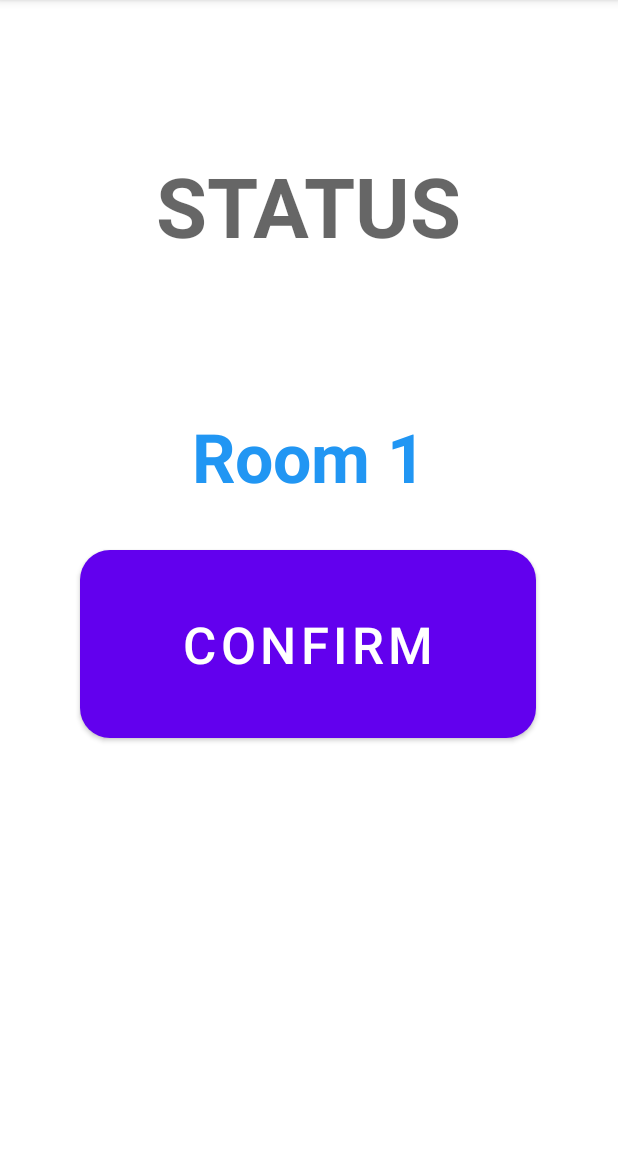
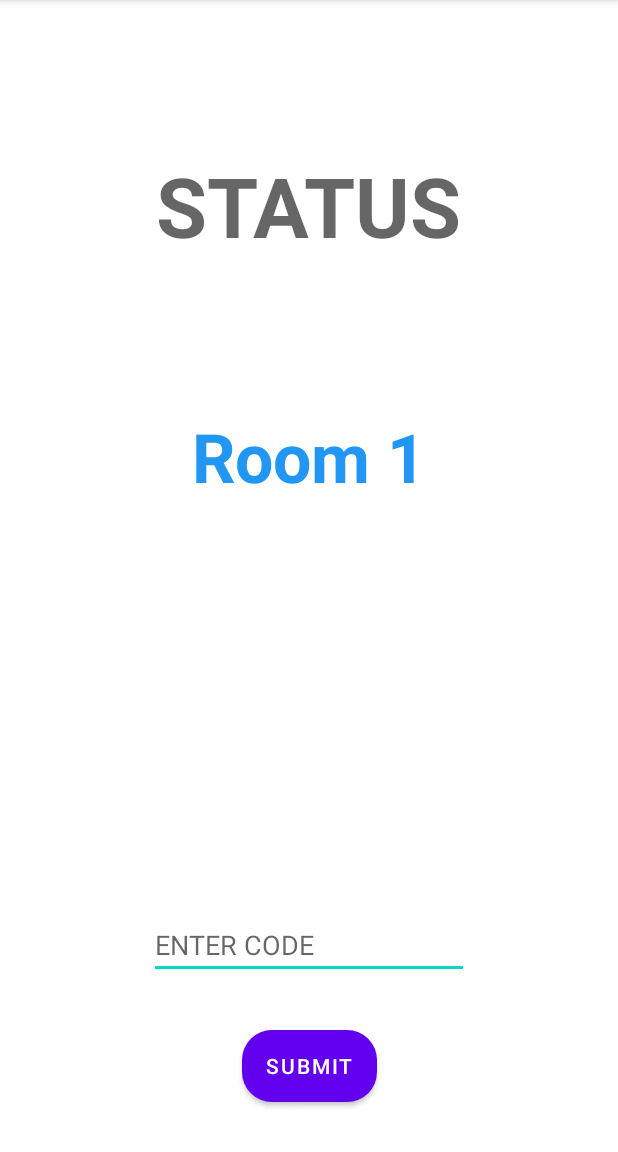
Before and after one commit to shin62mahilum/BISU_Button, an Android app: the screen it shows after launch (MainActivity), on a phone screen of 412 x 824 dp, the part 84-1236 px from its top. Run offline under Robolectric (Android 15) with nearby library versions, the phone set to English and light mode, and no system bars; our stand-ins replace Firebase (no records; nobody signed in at launch, a user with empty details on screens opened directly).

```diff
--- a/app/src/main/java/com/example/bisu_button/MainActivity.java
+++ b/app/src/main/java/com/example/bisu_button/MainActivity.java
@@ -7,38 +7,102 @@ import androidx.appcompat.app.AppCompatActivity;
 
 import android.graphics.Color;
 import android.os.Bundle;
+import android.os.CountDownTimer;
 import android.util.Log;
 import android.view.View;
-import android.widget.ArrayAdapter;
 import android.widget.Button;
-import android.widget.Spinner;
+import android.widget.EditText;
 import android.widget.TextView;
+import android.widget.Toast;
 
-import com.example.bisu_button.R;
 import com.google.firebase.database.DataSnapshot;
 import com.google.firebase.database.DatabaseError;
 import com.google.firebase.database.DatabaseReference;
 import com.google.firebase.database.FirebaseDatabase;
 import com.google.firebase.database.ValueEventListener;
 
+import java.util.Calendar;
+
 public class MainActivity extends AppCompatActivity {
 
     private Button btnConfirm;
+    private Button btnSubmitCode;
     private TextView textViewAvailability;
+    private TextView countdownTextView;
+    private CountDownTimer countDownTimer;
+    private EditText editTextReserveCode;
+    private String codeReserve = "No Data";
 
     @Override
     protected void onCreate(Bundle savedInstanceState) {
         super.onCreate(savedInstanceState);
         setContentView(R.layout.activity_main);
 
+        btnConfirm = findViewById(R.id.btnConfirm);
+        btnConfirm.setVisibility(View.INVISIBLE);
 
-        btnConfirm = findViewById(R.id.btnConfirm);
+
+        // Get a reference to the node you want to check
+        DatabaseReference nodeRef = FirebaseDatabase.getInstance().getReference().child("Room").child("Room1");
+        nodeRef.addListenerForSingleValueEvent(new ValueEventListener() {
+            @Override
+            public void onDataChange(DataSnapshot dataSnapshot) {
+                if (dataSnapshot.child("Reserve").exists()) {
+                    Log.d(TAG, "Node exists!");
+                    // Do something if the node exists
+
+                } else {
+                    // Do something if the node doesn't exist
+                    Log.d(TAG, "Node does not exist!");
+                }
+            }
+            @Override
+            public void onCancelled(DatabaseError databaseError) {
+                // Handle any errors that may occur
+                Log.e(TAG, "Error checking if node exists: " + databaseError.getMessage());
+            }
+        });
+
+        //Button that compares the code and the one on the database
+        Button btnSubmitCode = findViewById(R.id.btnSubmitCode);
+        EditText editTextReserveCode = findViewById(R.id.editTextReserveCode);
+
+        btnSubmitCode.setOnClickListener(new View.OnClickListener() {
+            @Override
+            public void onClick(View v) {
+                String reserveCode = editTextReserveCode.getText().toString().trim();
+                fetchData(new OnDataFetchedListener() {
+                    @Override
+                    public void onDataFetched(String data) {
+                        if (reserveCode.equals(data)) {
+                            // code and reserveCode match, do something
+                            Log.d(TAG, "Code is a match");
+                            btnConfirm.setVisibility(View.VISIBLE);
+                            Toast.makeText(MainActivity.this, "Code Verified. Please click CONFIRM to start using the Room", Toast.LENGTH_LONG).show();
+                        } else {
+                            // code and reserveCode do not match, do something else
+                            Log.d(TAG, "Code is a mismatch");
+                            Toast.makeText(MainActivity.this, "ERROR CODE", Toast.LENGTH_LONG).show();
+                        }
+                    }
+
+                    @Override
+                    public void onDataFetchFailed(String errorMessage) {
+                        // handle data fetch failure
+                    }
+                });
+            }
+        });
+
+
+
 
         //Set the text of Status
-
         DatabaseReference roomAvailabilityRef = FirebaseDatabase.getInstance().getReference().child("Room").child("Room1").child("Availability");
         textViewAvailability = findViewById(R.id.textViewAvailability);
 
+        //Listens for changes in the "Availability" Node
+        //Changes the Visibility of the Confirm button according to the value of Availablity node
         ValueEventListener availabilityListener = new ValueEventListener() {
             @Override
             public void onDataChange(@NonNull DataSnapshot dataSnapshot) {
@@ -47,9 +111,11 @@ public class MainActivity extends AppCompatActivity {
                     if (availability) {
                         textViewAvailability.setText("Vacant");
                         textViewAvailability.setTextColor(Color.GREEN);
+
                     } else {
                         textViewAvailability.setText("Occupied");
                         textViewAvailability.setTextColor(Color.RED);
+                        btnConfirm.setVisibility(View.INVISIBLE);
                     }
                 }
             }
@@ -61,17 +127,14 @@ public class MainActivity extends AppCompatActivity {
         };
 
         roomAvailabilityRef.addValueEventListener(availabilityListener);
-
-
+        //User clicks the button to confirm that they will now start using the room
         btnConfirm.setOnClickListener(new View.OnClickListener() {
             @Override
             public void onClick(View v) {
 
                 DatabaseReference roomAvailabilityRef = FirebaseDatabase.getInstance().getReference().child("Room").child("Room1").child("Availability");
-
                 roomAvailabilityRef.addListenerForSingleValueEvent(new ValueEventListener() {
                     @Override
-
 
                     public void onDataChange(DataSnapshot dataSnapshot) {
                         Boolean availability = dataSnapshot.getValue(Boolean.class);
@@ -87,10 +150,50 @@ public class MainActivity extends AppCompatActivity {
                         Log.w(TAG, "loadPost:onCancelled", databaseError.toException());
                     }
                 });
-
-
             }
         });
 
+
+
     }
+
+    //Methods here
+
+    //fetches the ReserveCode in the Reserve Node and returns the value
+    public void fetchData(OnDataFetchedListener listener) {
+        DatabaseReference mDatabaseRef = FirebaseDatabase.getInstance().getReference().child("Room").child("Room1").child("Reserve");
+        mDatabaseRef.addListenerForSingleValueEvent(new ValueEventListener() {
+            @Override
+            public void onDataChange(DataSnapshot dataSnapshot) {
+                String reserveCode = (String) dataSnapshot.child("ReserveCode").getValue();
+                Log.d(TAG, "Code is: " + reserveCode);
+                listener.onDataFetched(reserveCode);
+            }
+
+            @Override
+            public void onCancelled(DatabaseError databaseError) {
+                Log.e(TAG, "Error fetching data: " + databaseError.getMessage());
+                listener.onDataFetchFailed(databaseError.getMessage());
+            }
+        });
+    }
+
+    public interface OnDataFetchedListener {
+        void onDataFetched(String data);
+        void onDataFetchFailed(String errorMessage);
+    }
+
+
+
+
+    //Checks the code, if it is correct, then the confirm button will emerge
+    private void compareStrings() {
+
+    }
+
+
+
+
+
+
 }
--- a/app/src/main/res/layout/activity_main.xml
+++ b/app/src/main/res/layout/activity_main.xml
@@ -45,4 +45,27 @@
         app:layout_constraintStart_toStartOf="parent"
         app:layout_constraintTop_toTopOf="parent" />
 
+    <Button
+        android:id="@+id/btnSubmitCode"
+        android:layout_width="wrap_content"
+        android:layout_height="wrap_content"
+        android:background="@drawable/rounded_button"
+        android:text="SUBMIT"
+        app:layout_constraintBottom_toBottomOf="parent"
+        app:layout_constraintEnd_toEndOf="parent"
+        app:layout_constraintStart_toStartOf="parent"
+        app:layout_constraintTop_toBottomOf="@+id/editTextReserveCode" />
+
+    <EditText
+        android:id="@+id/editTextReserveCode"
+        android:layout_width="wrap_content"
+        android:layout_height="wrap_content"
+        android:ems="10"
+        android:hint="ENTER CODE"
+        android:inputType="numberDecimal"
+        app:layout_constraintBottom_toBottomOf="parent"
+        app:layout_constraintEnd_toEndOf="parent"
+        app:layout_constraintStart_toStartOf="parent"
+        app:layout_constraintTop_toBottomOf="@+id/btnConfirm" />
+
 </androidx.constraintlayout.widget.ConstraintLayout>
```
